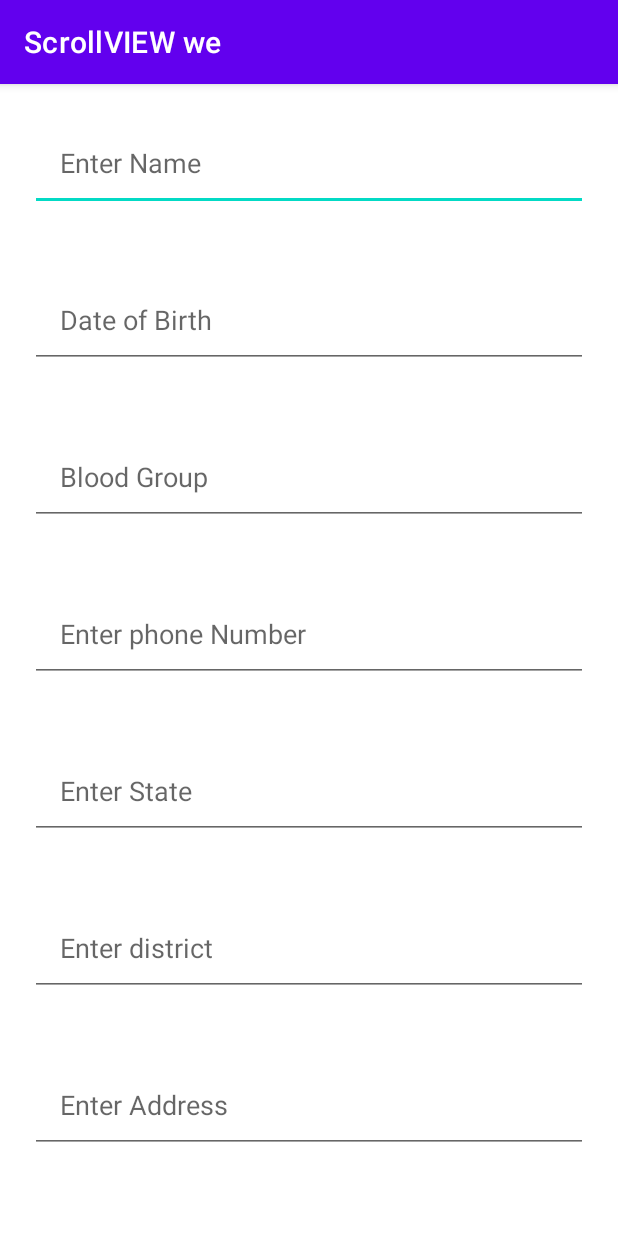
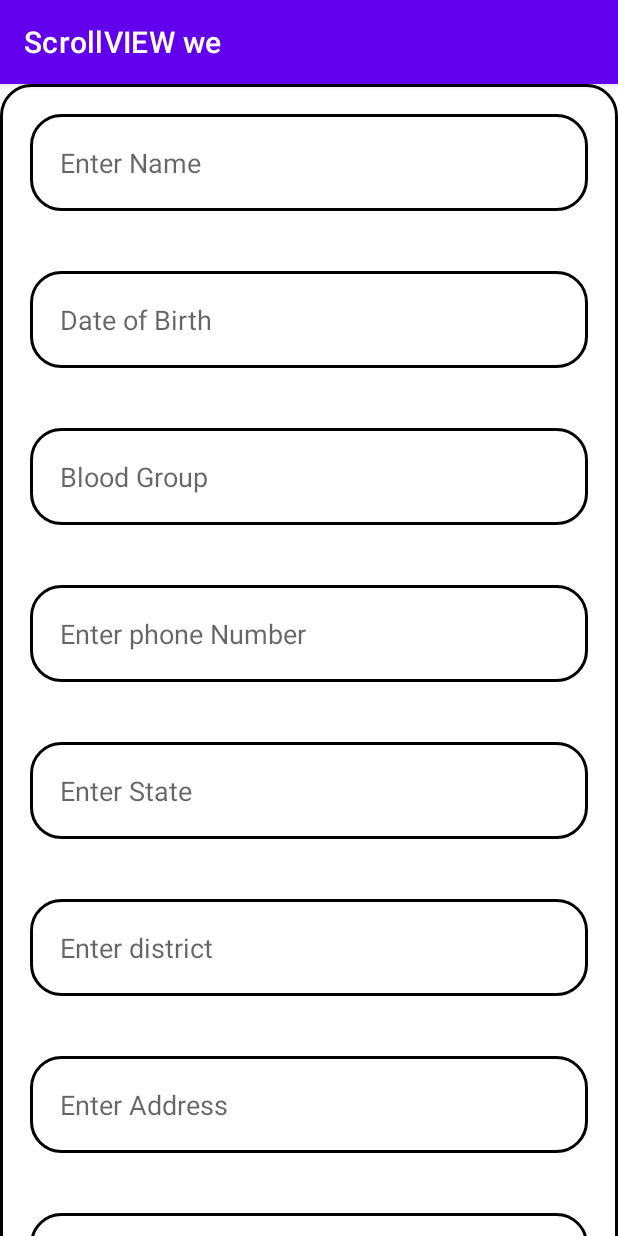
Before and after one commit to RANZN/ScrollVIEW_we, an Android app: the screen it shows after launch (MainActivity), on a phone screen of 412 x 824 dp. Run offline under Robolectric (Android 15) with nearby library versions, the phone set to English and light mode, and no system bars.

Commit message:
done we part

```diff
--- a/app/src/main/res/drawable/bg_round.xml
+++ b/app/src/main/res/drawable/bg_round.xml
@@ -1,8 +1,10 @@
 <?xml version="1.0" encoding="utf-8"?>
-<shape xmlns:android="http://schemas.android.com/apk/res/android">
-    <solid android:color="@color/black" />
-    <corners android:radius="@dimen/dp_20"/>
-    <stroke android:width="2dp"/>
-
+<shape xmlns:android="http://schemas.android.com/apk/res/android"
+    android:shape="rectangle">
+    <solid android:color="@color/white" />
+    <corners android:radius="@dimen/dp_20" />
+    <stroke
+        android:width="2dp"
+        android:color="@color/black" />
 
 </shape>
--- a/app/src/main/res/layout/activity_main.xml
+++ b/app/src/main/res/layout/activity_main.xml
@@ -9,39 +9,52 @@
     <LinearLayout
         android:layout_width="match_parent"
         android:layout_height="wrap_content"
+        android:background="@drawable/bg_round"
         android:orientation="vertical">
 
         <EditText
             style="@style/customEditText"
+            android:background="@drawable/bg_round"
             android:hint="@string/enter_name" />
 
         <EditText
             style="@style/customEditText"
+            android:background="@drawable/bg_round"
             android:hint="@string/date_of_birth" />
 
         <EditText
             style="@style/customEditText"
+            android:background="@drawable/bg_round"
             android:hint="@string/blood_group" />
 
         <EditText
             style="@style/customEditText"
+            android:background="@drawable/bg_round"
             android:hint="@string/enter_phone_number" />
 
         <EditText
             style="@style/customEditText"
+            android:background="@drawable/bg_round"
             android:hint="@string/enter_state" />
 
         <EditText
             style="@style/customEditText"
+            android:background="@drawable/bg_round"
             android:hint="@string/enter_district" />
 
         <EditText
             style="@style/customEditText"
+            android:background="@drawable/bg_round"
             android:hint="@string/enter_address" />
 
         <EditText
             style="@style/customEditText"
+            android:background="@drawable/bg_round"
             android:hint="@string/enter_state" />
+        <Button
+            style="@style/customEditText"
+            android:background="@drawable/bg_round"
+            android:text="Submit"/>
 
 
     </LinearLayout>
```
